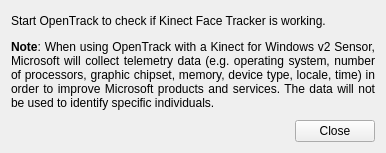
Above: tracker-kinect-face/kinect_face_settings.ui from opentrack/opentrack before the change. Below: the same form after it.
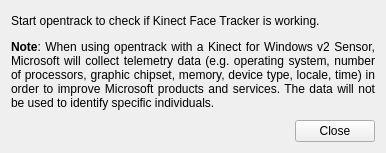
That is the form after the change. Icons and pictures are not drawn.

```diff
--- a/tracker-kinect-face/kinect_face_settings.ui
+++ b/tracker-kinect-face/kinect_face_settings.ui
@@ -42,7 +42,7 @@
       </sizepolicy>
      </property>
      <property name="text">
-      <string>&lt;html&gt;&lt;head/&gt;&lt;body&gt;&lt;p align=&quot;justify&quot;&gt;Start OpenTrack to check if Kinect Face Tracker is working.&lt;/p&gt;&lt;p align=&quot;justify&quot;&gt;&lt;span style=&quot; font-weight:600;&quot;&gt;Note&lt;/span&gt;: When using OpenTrack with a Kinect for Windows v2 Sensor, Microsoft will collect telemetry data (e.g. operating system, number of processors, graphic chipset, memory, device type, locale, time) in order to improve Microsoft products and services. The data will not be used to identify specific individuals.&lt;/p&gt;&lt;/body&gt;&lt;/html&gt;</string>
+      <string>&lt;html&gt;&lt;head/&gt;&lt;body&gt;&lt;p align=&quot;justify&quot;&gt;Start opentrack to check if Kinect Face Tracker is working.&lt;/p&gt;&lt;p align=&quot;justify&quot;&gt;&lt;span style=&quot; font-weight:600;&quot;&gt;Note&lt;/span&gt;: When using opentrack with a Kinect for Windows v2 Sensor, Microsoft will collect telemetry data (e.g. operating system, number of processors, graphic chipset, memory, device type, locale, time) in order to improve Microsoft products and services. The data will not be used to identify specific individuals.&lt;/p&gt;&lt;/body&gt;&lt;/html&gt;</string>
      </property>
      <property name="wordWrap">
       <bool>true</bool>
```
